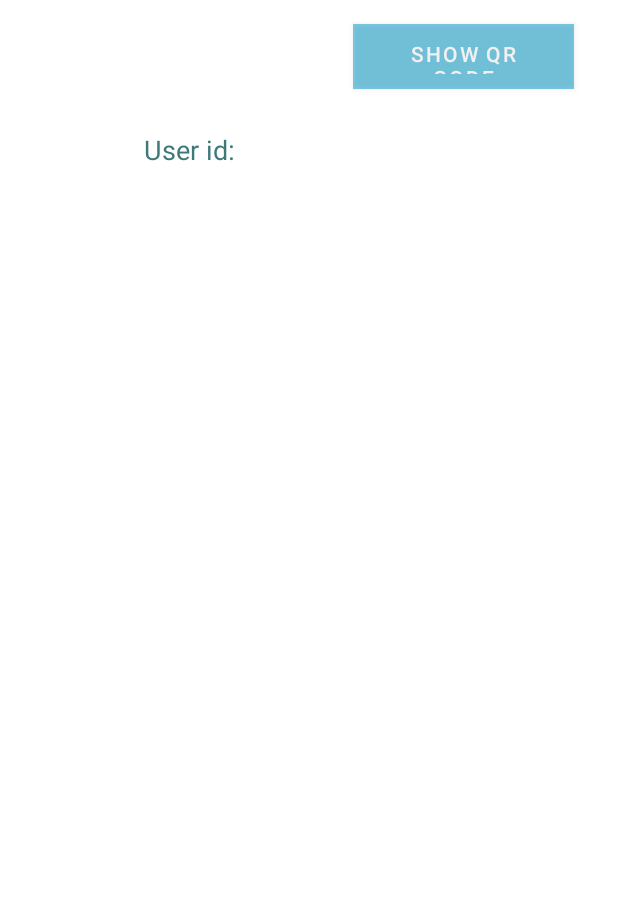
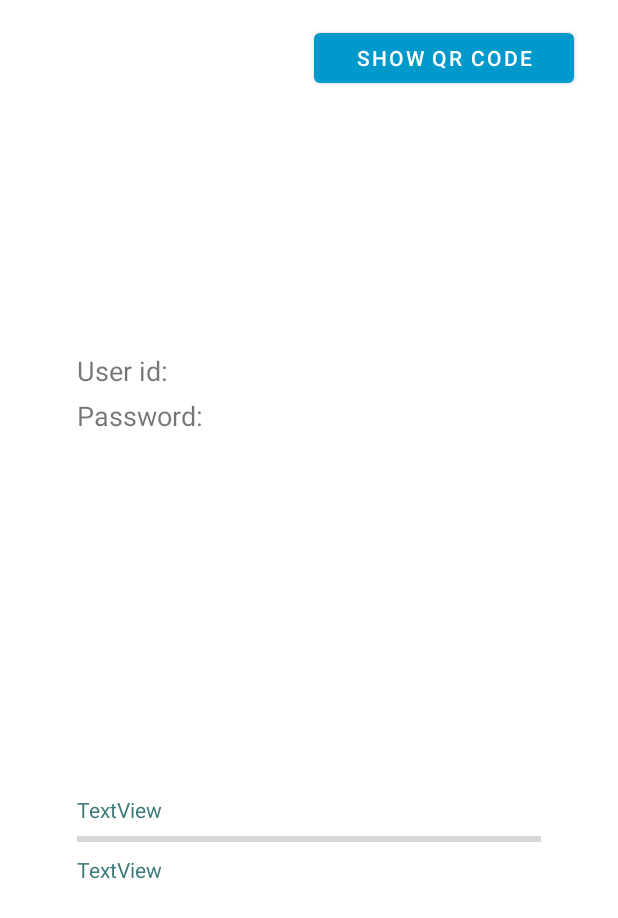
Before and after one commit to sumanth-31/KryTez-Share-Android, an Android app: the layout activity_krytez__server.xml on its own in the app's theme, with its tools: preview values and no code run, on a phone screen of 412 x 824 dp. Shown: the top 918 px of the screen. Run offline under Robolectric (Android 15) with nearby library versions, the phone set to English and light mode, and no system bars.

Commit message:
Added material design to server

```diff
--- a/app/src/main/java/com/krytez/krytezshare/Krytez_Client.java
+++ b/app/src/main/java/com/krytez/krytezshare/Krytez_Client.java
@@ -511,6 +511,7 @@ public class Krytez_Client extends AppCompatActivity {
     public void reset(){
         start();
         perc.setText("0%");
+        perc.setVisibility(View.GONE);
         startflag=true;
         perflag=false;
         finflag=false;
--- a/app/src/main/java/com/krytez/krytezshare/Krytez_Server.java
+++ b/app/src/main/java/com/krytez/krytezshare/Krytez_Server.java
@@ -21,6 +21,7 @@ import android.view.MenuItem;
 import android.view.View;
 import android.widget.Button;
 import android.widget.ImageView;
+import android.widget.LinearLayout;
 import android.widget.ProgressBar;
 import android.widget.TextView;
 import android.widget.Toast;
@@ -59,6 +60,7 @@ public class Krytez_Server extends AppCompatActivity {
     double datad;
     long trans=0,data=0,starttime,totaltime,maintrans=0;
     String fname1;
+    LinearLayout infoLayout,transferLayout;
     public class FtpR extends AsyncTask<String, String, String> {
         public void onPreExecute()
         {
@@ -281,6 +283,8 @@ public class Krytez_Server extends AppCompatActivity {
                 @Override
                 public void run() {
                     img.setVisibility(View.VISIBLE);
+                    transferLayout.setVisibility(View.GONE);
+                    infoLayout.setVisibility(View.GONE);
                 }
             });
             qrflag=false;
@@ -291,7 +295,9 @@ public class Krytez_Server extends AppCompatActivity {
             runOnUiThread(new Runnable() {
                 @Override
                 public void run() {
-                    img.setVisibility(View.INVISIBLE);
+                    img.setVisibility(View.GONE);
+                    transferLayout.setVisibility(View.VISIBLE);
+                    infoLayout.setVisibility(View.VISIBLE);
                 }
             });
             qrflag=true;
@@ -427,8 +433,6 @@ public class Krytez_Server extends AppCompatActivity {
         setBack();
         ind=0;
         data=0;
-        pbtext.setText("Waiting for receiver...");
-        perc.setVisibility(View.INVISIBLE);
         paths.clear();
         names.clear();
         startflag=true;
@@ -595,11 +599,9 @@ public class Krytez_Server extends AppCompatActivity {
     }
 
     public void setBack(){
-
-        pb.setVisibility(View.INVISIBLE);
-        pbtext.setVisibility(View.INVISIBLE);
-        ip.setVisibility(View.VISIBLE);
-        port.setVisibility(View.VISIBLE);
+        perc.setText("0%");
+        pbtext.setText("Waiting for receiver....");
+        perc.setVisibility(View.GONE);
     }
     public void selectF()
     {
@@ -622,11 +624,12 @@ public class Krytez_Server extends AppCompatActivity {
         setContentView(R.layout.activity_krytez__server);
         setRequestedOrientation(ActivityInfo.SCREEN_ORIENTATION_PORTRAIT);
         img= findViewById(R.id.image);
-        img.setVisibility(View.INVISIBLE);
         filechooser = new Intent(Intent.ACTION_GET_CONTENT);
         ip = (TextView) findViewById(R.id.ip);
         port = (TextView) findViewById(R.id.port);
         perc=(TextView) findViewById(R.id.perc);
+        infoLayout=(LinearLayout)findViewById(R.id.infoLayout);
+        transferLayout=(LinearLayout) findViewById(R.id.transferLayout);
         paths=new ArrayList<>();
         names= new ArrayList<>();
         filechooser= new Intent(Intent.ACTION_OPEN_DOCUMENT);
@@ -634,7 +637,7 @@ public class Krytez_Server extends AppCompatActivity {
         pb= (ProgressBar) findViewById(R.id.pb);
         pbtext=(TextView) findViewById(R.id.pbtext);
         pb.setIndeterminate(true);
-        perc.setVisibility(View.INVISIBLE);
+        perc.setVisibility(View.GONE);
         perc.setText("0%");
         pbtext.setText("Waiting for receiver....");
         dialog=new AlertDialog.Builder(Krytez_Server.this);
--- a/app/src/main/res/layout/activity_krytez__client.xml
+++ b/app/src/main/res/layout/activity_krytez__client.xml
@@ -48,6 +48,14 @@
         app:layout_constraintBottom_toBottomOf="parent"
         app:layout_constraintTop_toTopOf="parent">
 
+        <TextView
+            android:id="@+id/transfer"
+            android:layout_width="match_parent"
+            android:layout_height="wrap_content"
+            android:text="TextView"
+            android:textColor="#3D7979"
+            android:layout_marginBottom="5dp" />
+
         <ProgressBar
             android:id="@+id/pb"
             style="?android:attr/progressBarStyleHorizontal"
@@ -57,14 +65,6 @@
 
         <TextView
             android:id="@+id/perc"
-            android:layout_width="match_parent"
-            android:layout_height="wrap_content"
-            android:layout_marginBottom="5dp"
-            android:text="TextView"
-            android:textColor="#3D7979" />
-
-        <TextView
-            android:id="@+id/transfer"
             android:layout_width="match_parent"
             android:layout_height="wrap_content"
             android:text="TextView"
--- a/app/src/main/res/layout/activity_krytez__server.xml
+++ b/app/src/main/res/layout/activity_krytez__server.xml
@@ -4,82 +4,15 @@
     xmlns:tools="http://schemas.android.com/tools"
     android:layout_width="match_parent"
     android:layout_height="match_parent"
-    android:background="@mipmap/back"
     tools:context=".Krytez_Server">
-
-    <TextView
-        android:id="@+id/ip"
-        android:layout_width="238dp"
-        android:layout_height="78dp"
-        android:layout_marginStart="96dp"
-        android:layout_marginLeft="96dp"
-        android:layout_marginTop="28dp"
-        android:text="User id:"
-        android:textColor="#3D7979"
-        android:textSize="18sp"
-        android:visibility="visible"
-        app:layout_constraintStart_toStartOf="parent"
-        app:layout_constraintTop_toBottomOf="@+id/button2" />
-
-    <ProgressBar
-        android:id="@+id/pb"
-        style="?android:attr/progressBarStyleHorizontal"
-        android:layout_width="162dp"
-        android:layout_height="14dp"
-        android:layout_marginStart="96dp"
-        android:layout_marginLeft="96dp"
-        android:layout_marginBottom="32dp"
-        android:visibility="visible"
-        app:layout_constraintBottom_toTopOf="@+id/perc"
-        app:layout_constraintStart_toStartOf="parent" />
-
-    <TextView
-        android:id="@+id/pbtext"
-        android:layout_width="170dp"
-        android:layout_height="101dp"
-        android:layout_marginStart="96dp"
-        android:layout_marginLeft="96dp"
-        android:layout_marginBottom="8dp"
-        android:text="TextView"
-        android:textColor="#3D7979"
-        android:visibility="visible"
-        app:layout_constraintBottom_toTopOf="@+id/pb"
-        app:layout_constraintStart_toStartOf="parent" />
-
-    <TextView
-        android:id="@+id/perc"
-        android:layout_width="160dp"
-        android:layout_height="17dp"
-        android:layout_marginStart="96dp"
-        android:layout_marginLeft="96dp"
-        android:layout_marginBottom="104dp"
-        android:text="TextView"
-        android:textColor="#3D7979"
-        app:layout_constraintBottom_toBottomOf="parent"
-        app:layout_constraintStart_toStartOf="parent" />
-
-    <TextView
-        android:id="@+id/port"
-        android:layout_width="242dp"
-        android:layout_height="76dp"
-        android:layout_marginStart="96dp"
-        android:layout_marginLeft="96dp"
-        android:layout_marginTop="20dp"
-        android:text="Password:"
-        android:textSize="18sp"
-        android:visibility="visible"
-        app:layout_constraintStart_toStartOf="parent"
-        app:layout_constraintTop_toBottomOf="@+id/ip" />
 
     <Button
         android:id="@+id/button2"
-        android:layout_width="147dp"
-        android:layout_height="43dp"
+        android:layout_width="173dp"
+        android:layout_height="45dp"
         android:layout_marginTop="16dp"
         android:layout_marginEnd="29dp"
         android:layout_marginRight="29dp"
-        android:alpha="0.5"
-        android:background="#474545"
         android:onClick="showQR"
         android:text="Show QR Code"
         android:textColor="#FFFF"
@@ -97,10 +30,76 @@
         android:layout_marginRight="24dp"
         android:layout_marginBottom="22dp"
         android:alpha="1"
+        android:visibility="gone"
         app:layout_constraintBottom_toBottomOf="parent"
         app:layout_constraintEnd_toEndOf="parent"
         app:layout_constraintStart_toStartOf="parent"
         app:layout_constraintTop_toBottomOf="@+id/button2"
         app:srcCompat="@color/ic_launcher_background" />
 
+    <LinearLayout
+        android:id="@+id/infoLayout"
+        android:layout_width="309dp"
+        android:layout_height="wrap_content"
+        android:orientation="vertical"
+        app:layout_constraintBottom_toTopOf="@+id/transferLayout"
+        app:layout_constraintEnd_toEndOf="parent"
+        app:layout_constraintStart_toStartOf="parent"
+        app:layout_constraintTop_toTopOf="parent">
+
+
+        <TextView
+            android:id="@+id/ip"
+            android:layout_width="match_parent"
+            android:layout_height="wrap_content"
+            android:layout_marginBottom="5dp"
+            android:text="User id:"
+            android:textSize="18sp"
+            android:visibility="visible" />
+
+        <TextView
+            android:id="@+id/port"
+            android:layout_width="match_parent"
+            android:layout_height="wrap_content"
+            android:layout_marginBottom="5dp"
+            android:text="Password:"
+            android:textSize="18sp" />
+    </LinearLayout>
+
+    <LinearLayout
+        android:id="@+id/transferLayout"
+        android:layout_width="309dp"
+        android:layout_height="wrap_content"
+        android:orientation="vertical"
+        app:layout_constraintBottom_toBottomOf="parent"
+        app:layout_constraintEnd_toEndOf="parent"
+        app:layout_constraintStart_toStartOf="parent"
+        app:layout_constraintTop_toBottomOf="@+id/infoLayout">
+
+        <TextView
+            android:id="@+id/pbtext"
+            android:layout_width="match_parent"
+            android:layout_height="wrap_content"
+            android:layout_marginBottom="5dp"
+            android:text="TextView"
+            android:textColor="#3D7979"
+            android:visibility="visible" />
+
+        <ProgressBar
+            android:id="@+id/pb"
+            style="?android:attr/progressBarStyleHorizontal"
+            android:layout_width="match_parent"
+            android:layout_height="10dp"
+            android:layout_marginBottom="5dp"
+            android:theme="@style/AppTheme.BlueAccent"
+            android:visibility="visible" />
+
+        <TextView
+            android:id="@+id/perc"
+            android:layout_width="match_parent"
+            android:layout_height="wrap_content"
+            android:text="TextView"
+            android:textColor="#3D7979" />
+    </LinearLayout>
+
 </androidx.constraintlayout.widget.ConstraintLayout>
--- a/app/src/main/res/values/styles.xml
+++ b/app/src/main/res/values/styles.xml
@@ -7,4 +7,7 @@
         <item name="colorPrimaryDark">@color/colorPrimaryDark</item>
         <item name="colorAccent">@color/colorAccent</item>
     </style>
+    <style name="AppTheme.BlueAccent">
+        <item name="colorAccent">@color/colorPrimary</item>
+    </style>
 </resources>
```
